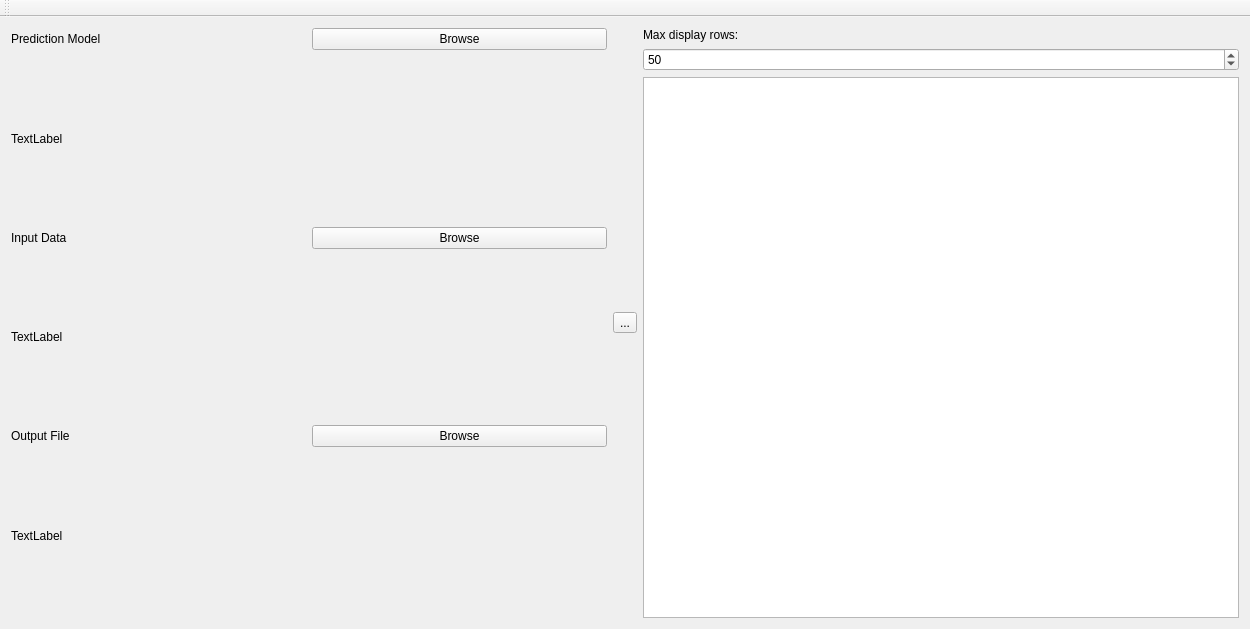
The window that lib/resources/prediction.ui (fukatani/ChainerWing) describes before a commit, drawn with Qt 5.
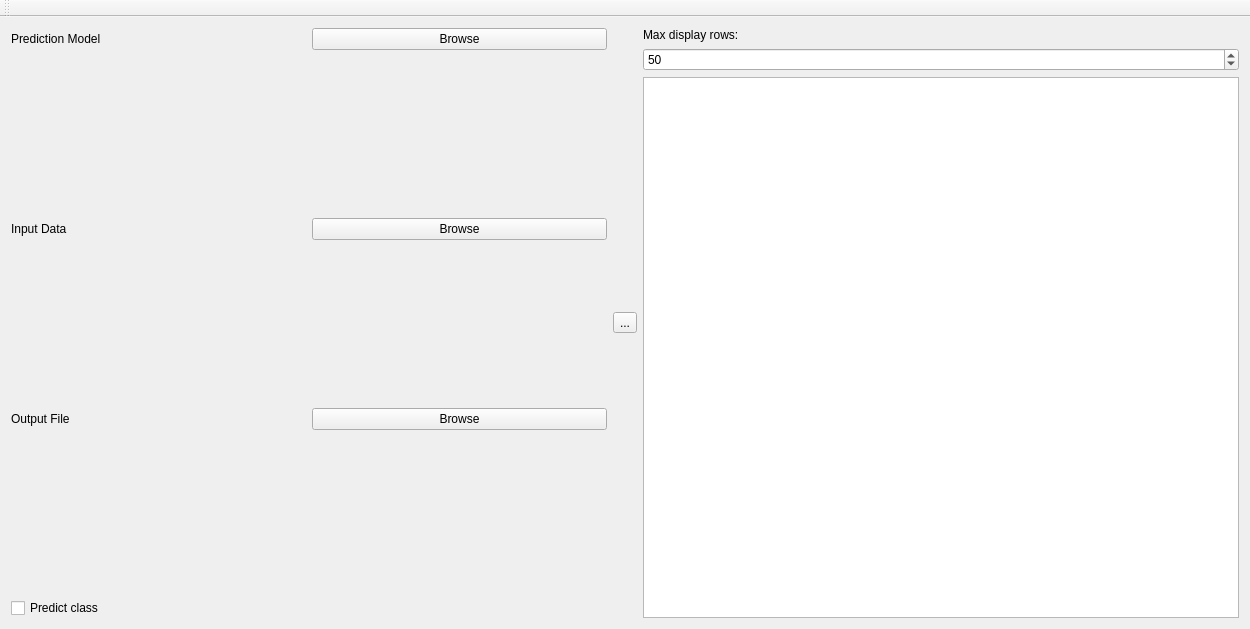
The same window after the commit.

The edit to the form file:
```diff
--- a/lib/resources/prediction.ui
+++ b/lib/resources/prediction.ui
@@ -96,7 +96,7 @@
       <item>
        <widget class="QLabel" name="model_name">
         <property name="text">
-         <string>TextLabel</string>
+         <string/>
         </property>
        </widget>
       </item>
@@ -121,7 +121,7 @@
       <item>
        <widget class="QLabel" name="input_data_name">
         <property name="text">
-         <string>TextLabel</string>
+         <string/>
         </property>
        </widget>
       </item>
@@ -146,7 +146,14 @@
       <item>
        <widget class="QLabel" name="output_name">
         <property name="text">
-         <string>TextLabel</string>
+         <string/>
+        </property>
+       </widget>
+      </item>
+      <item>
+       <widget class="QCheckBox" name="classification">
+        <property name="text">
+         <string>Predict class</string>
         </property>
        </widget>
       </item>
```
